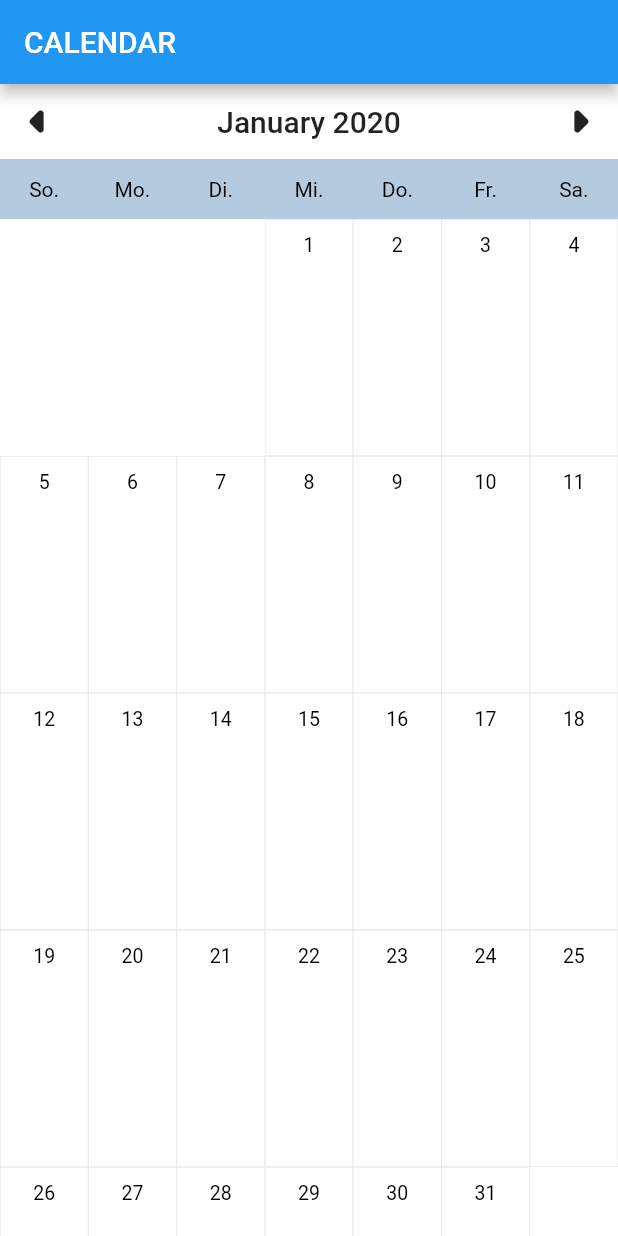
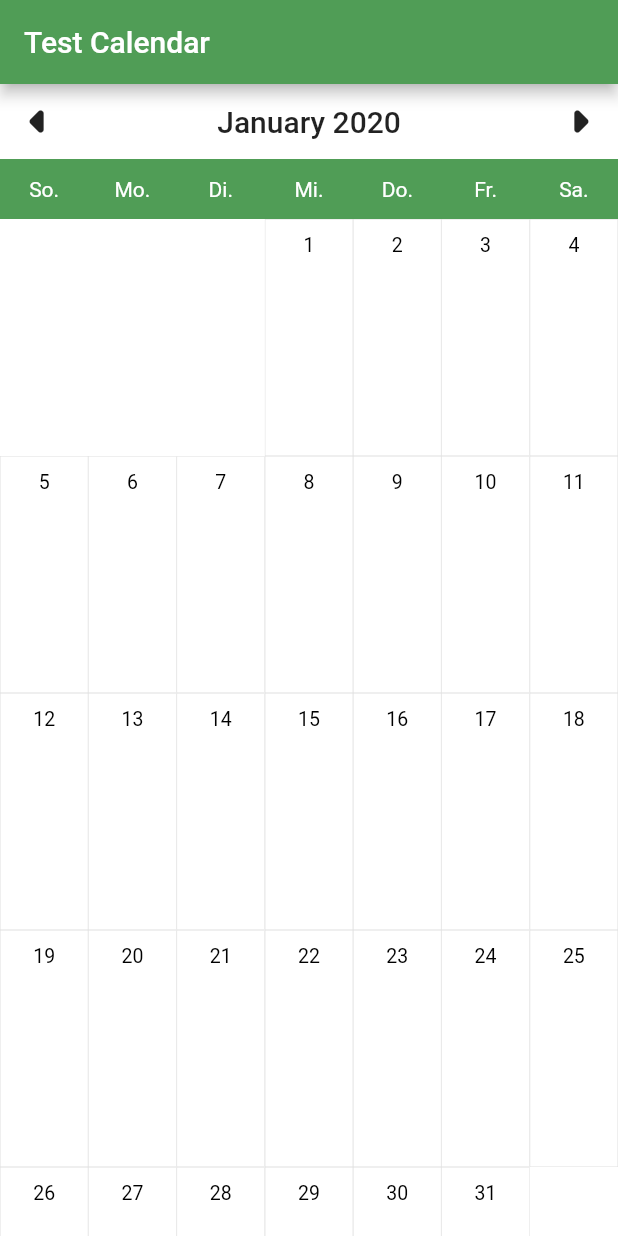
Before and after one commit to rynssnjn/event_calendar, a Flutter app: the screen it shows after launch, swiped to page 2, on a phone screen of 412 x 824 dp. Run offline on Flutter 3.47's test engine with Material 2 defaults, Android fonts, the phone set to English and light mode, and no system bars.

```diff
--- a/example/lib/main.dart
+++ b/example/lib/main.dart
@@ -35,7 +35,8 @@ class _MyHomePageState extends State<MyHomePage> {
   Widget build(BuildContext context) {
     return Scaffold(
       appBar: AppBar(
-        title: Text('CALENDAR'),
+        title: Text('Test Calendar'),
+        backgroundColor: Color(0xff509D56),
       ),
       body: EventCalendar(
         weekDays: ['So.', 'Mo.', 'Di.', 'Mi.', 'Do.', 'Fr.', 'Sa.'],
--- a/lib/day_container.dart
+++ b/lib/day_container.dart
@@ -67,7 +67,7 @@ class _DateWidget extends StatelessWidget {
       height: 24,
       decoration: BoxDecoration(
         shape: BoxShape.circle,
-        color: isToday ? Color(0xFF1E90FF) : Colors.transparent,
+        color: isToday ? Color(0xff509D56) : Colors.transparent,
       ),
       child: Center(
         child: Text(
--- a/lib/event_calendar.dart
+++ b/lib/event_calendar.dart
@@ -111,7 +111,7 @@ class _EventCalendarState extends State<EventCalendar> with SingleTickerProvider
           ),
           Container(
             padding: EdgeInsets.symmetric(vertical: 12.0),
-            color: Color(0x551A609F),
+            color: Color(0xff509D56),
             child: Row(
               children: <Widget>[
                 for (String day in _weekDays)
@@ -121,7 +121,7 @@ class _EventCalendarState extends State<EventCalendar> with SingleTickerProvider
                       padding: EdgeInsets.symmetric(horizontal: 4),
                       child: Text(
                         day,
-                        style: textTheme.bodyText2.copyWith(color: Colors.black),
+                        style: textTheme.bodyText2.copyWith(color: Colors.white),
                         overflow: TextOverflow.ellipsis,
                         maxLines: 1,
                         textAlign: TextAlign.center,
```
Also changed, not shown: lib/month_view.dart (+10 -11 lines).
